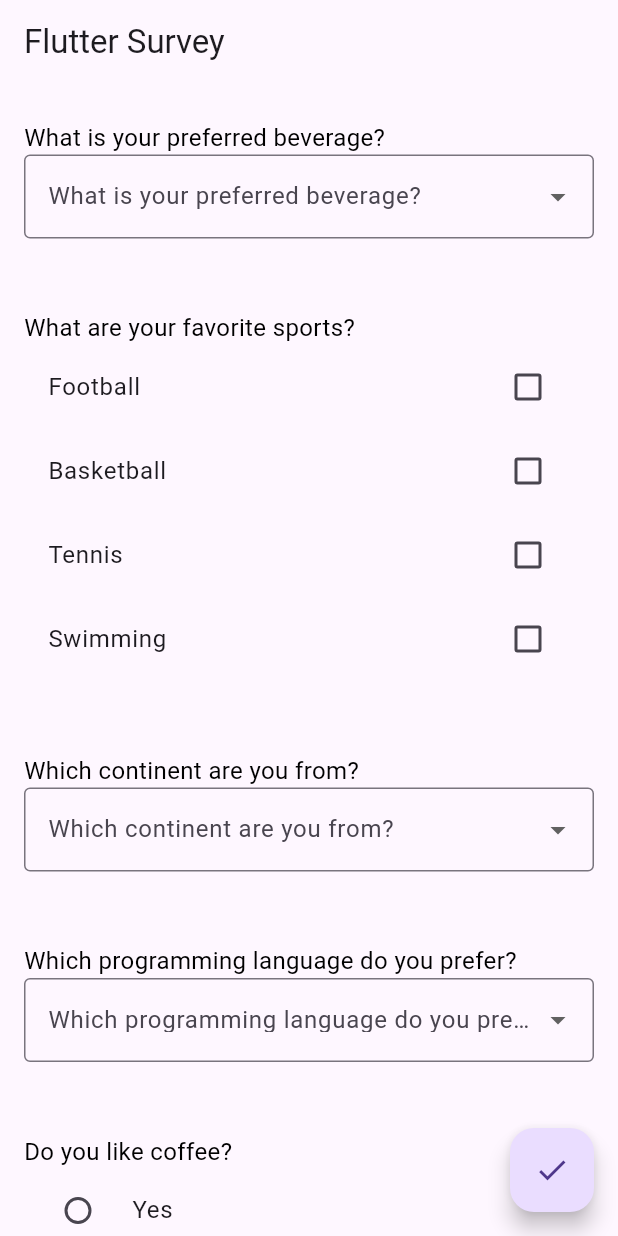
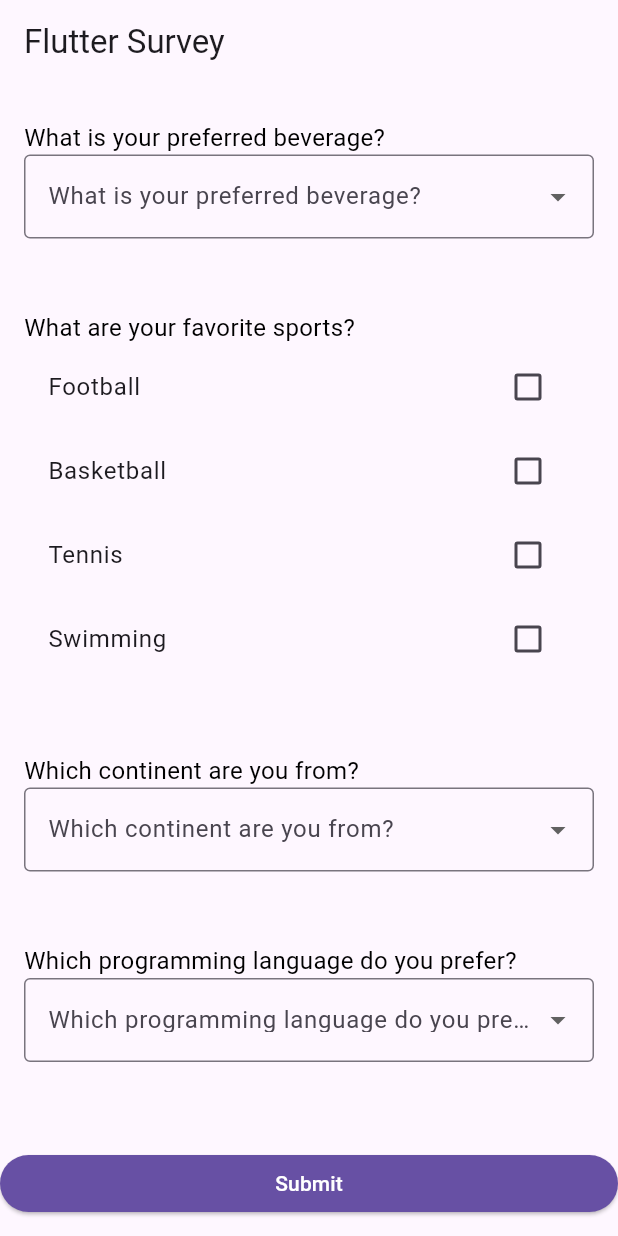
Before and after one commit to Frabbi727/dynami_survey, a Flutter app: the screen it shows after launch, on a phone screen of 412 x 824 dp. Run offline on Flutter 3.47's test engine with Material 3 defaults, Android fonts, the phone set to English and light mode, and no system bars.

Commit message:
take all the thing into a widget

```diff
--- a/lib/dynamic_question.dart
+++ b/lib/dynamic_question.dart
@@ -1,2 +1,2 @@
 export 'src/question_widget.dart';
-export 'src/model.dart';
+export 'src/question_model.dart';
--- a/lib/example/main.dart
+++ b/lib/example/main.dart
@@ -1,7 +1,7 @@
+import 'package:dynamic_question/src/question_model.dart';
 import 'package:dynamic_question/src/question_widget.dart';
 import 'package:flutter/material.dart';
 
-import '../src/model.dart';
 
 void main() {
   runApp(const MyApp());
@@ -45,90 +45,27 @@ class _MyHomePageState extends State<MyHomePage> {
       appBar: AppBar(
         title: Text(widget.title),
       ),
-      body: Form(
-        key: _formKey,
-        child: ListView.builder(
-          itemCount: _sampleQuestions.length,
-          itemBuilder: (context, index) {
-            return QuestionWidget(
-              question: _sampleQuestions[index],
-              onAnswerSelected: (answer) {
-                setState(() {
-                  answers.add(answer); // Collect answers with ID
-                });
-              },
-            );
-          },
-        ),
-      ),
-      floatingActionButton: FloatingActionButton(
-        onPressed: _validateAndSubmit,
-        child: Icon(Icons.check),
-      ),
+   body: QuestionForm(questions: sampleQuestions,),
     );
   }
 
-  void _validateAndSubmit() {
-    bool isValid = true;
 
-    // Validate if all mandatory questions have answers
-    for (var question in _sampleQuestions) {
-      if (question.isMandatory &&
-          !answers.any((element) => element["id"] == question.id)) {
-        isValid = false;
-        break;
-      }
-    }
 
-    if (isValid) {
-      // Show the collected answers along with the question object
-      showDialog(
-        context: context,
-        builder: (BuildContext context) {
-          return AlertDialog(
-            title: Text("Survey Completed"),
-            content: SingleChildScrollView(
-              child: Column(
-                children: answers.map((answer) {
-                  return Text(answer.toString());
-                }).toList(),
-              ),
-            ),
-            actions: [
-              TextButton(
-                onPressed: () {
-                  Navigator.of(context).pop();
-                  print(answers);
-                },
-                child: Text("OK"),
-              ),
-            ],
-          );
-        },
-      );
-    } else {
-      ScaffoldMessenger.of(context).showSnackBar(const SnackBar(
-        content: Text("Please answer all mandatory questions"),
-        backgroundColor: Colors.red,
-      ));
-    }
-  }
-
-  final List<Question> _sampleQuestions = [
+  final List<QuestionModel> sampleQuestions = [
     // Dropdown question with follow-ups
-    Question(
+    QuestionModel(
       id: 11,
       isMandatory: true,
       question: 'What is your preferred beverage?',
       dropdownOptions: ['Coffee', 'Tea', 'Juice', 'Water'],
       dropdownFollowUps: {
         'Coffee': [
-          Question(
+          QuestionModel(
             id: 12,
             question: 'What type of coffee do you prefer?',
             dropdownOptions: ['Espresso', 'Latte', 'Cappuccino'],
           ),
-          Question(
+          QuestionModel(
             id: 14,
             question: 'How often do you drink coffee?',
             singleChoice: false, // Multiple-choice
@@ -141,12 +78,12 @@ class _MyHomePageState extends State<MyHomePage> {
           ),
         ],
         'Tea': [
-          Question(
+          QuestionModel(
             id: 13,
             question: 'Which type of tea do you prefer?',
             dropdownOptions: ['Black', 'Green', 'Herbal'],
           ),
-          Question(
+          QuestionModel(
             id: 15,
             question: 'How do you take your tea?',
             singleChoice: false, // Multiple-choice
@@ -159,7 +96,7 @@ class _MyHomePageState extends State<MyHomePage> {
           ),
         ],
         'Juice': [
-          Question(
+          QuestionModel(
             id: 16,
             question: 'What flavors of juice do you like?',
             singleChoice: false, // Multiple-choice
@@ -172,7 +109,7 @@ class _MyHomePageState extends State<MyHomePage> {
           ),
         ],
         'Water': [
-          Question(
+          QuestionModel(
             id: 17,
             question: 'Do you prefer bottled or tap water?',
             singleChoice: true,
@@ -186,7 +123,7 @@ class _MyHomePageState extends State<MyHomePage> {
     ),
 
     // Multiple-choice with follow-up
-    Question(
+    QuestionModel(
       id: 18,
       question: 'What are your favorite sports?',
       singleChoice: false, // Multiple-choice
@@ -194,7 +131,7 @@ class _MyHomePageState extends State<MyHomePage> {
       answerChoices: {
         'Football': null,
         'Basketball': [
-          Question(
+          QuestionModel(
             id: 19,
             question: 'Which basketball team do you support?',
             isMandatory: true,
@@ -212,7 +149,7 @@ class _MyHomePageState extends State<MyHomePage> {
     ),
 
     // First dropdown question
-    Question(
+    QuestionModel(
       id: 20,
       question: 'Which continent are you from?',
       isMandatory: true,
@@ -220,7 +157,7 @@ class _MyHomePageState extends State<MyHomePage> {
     ),
 
     // Second dropdown question
-    Question(
+    QuestionModel(
       id: 21,
       question: 'Which programming language do you prefer?',
       isMandatory: true,
@@ -228,14 +165,14 @@ class _MyHomePageState extends State<MyHomePage> {
     ),
 
     // Single-choice question with follow-ups
-    Question(
+    QuestionModel(
       id: 1,
       question: 'Do you like coffee?',
       isMandatory: true,
       singleChoice: true,
       answerChoices: {
         "Yes": [
-          Question(
+          QuestionModel(
             id: 2,
             question: "Which coffee brands have you tried?",
             isMandatory: true,
@@ -244,20 +181,20 @@ class _MyHomePageState extends State<MyHomePage> {
               "Nestle": null,
               "Starbucks": null,
               "Coffee Day": [
-                Question(
+                QuestionModel(
                   id: 3,
                   question: "Did you enjoy Coffee Day?",
                   isMandatory: true,
                   answerChoices: {
                     "Yes": [
-                      Question(
+                      QuestionModel(
                         id: 4,
                         question: "Tell us why you like it",
                         isMandatory: true,
                       ),
                     ],
                     "No": [
-                      Question(
+                      QuestionModel(
                         id: 5,
                         question: "What didn't you like?",
                         isMandatory: true,
@@ -270,12 +207,12 @@ class _MyHomePageState extends State<MyHomePage> {
           ),
         ],
         "No": [
-          Question(
+          QuestionModel(
             id: 5,
             question: "Do you prefer tea?",
             answerChoices: {
               "Yes": [
-                Question(
+                QuestionModel(
                   id: 7,
                   question: "Which tea brands do you prefer?",
                   singleChoice: false, // Multiple-choice
@@ -294,14 +231,14 @@ class _MyHomePageState extends State<MyHomePage> {
     ),
 
     // Text input question
-    Question(
+    QuestionModel(
       id: 8,
       question: "Please describe your ideal beverage",
       isMandatory: true,
     ),
 
     // Multiple-choice question (no follow-ups)
-    Question(
+    QuestionModel(
       id: 9,
       question: "Which fruits do you like?",
       singleChoice: false, // Multiple-choice
@@ -315,7 +252,7 @@ class _MyHomePageState extends State<MyHomePage> {
     ),
 
     // Single-choice question (no follow-ups)
-    Question(
+    QuestionModel(
       id: 10,
       question: "Which age group do you belong to?",
       isMandatory: true,
--- a/lib/src/model.dart
+++ b/lib/src/question_model.dart
@@ -1,13 +1,13 @@
-class Question {
+class QuestionModel {
   final int id;
   final String question;
   final bool isMandatory;
   final bool singleChoice;
-  final Map<String, List<Question>?>? answerChoices;
+  final Map<String, List<QuestionModel>?>? answerChoices;
   final List<String>? dropdownOptions;
-  final Map<String, List<Question>?>? dropdownFollowUps; // Follow-up questions based on dropdown selection
+  final Map<String, List<QuestionModel>?>? dropdownFollowUps; // Follow-up questions based on dropdown selection
 
-  Question({
+  QuestionModel({
     required this.id,
     required this.question,
     this.isMandatory = false,
--- a/lib/src/question_widget.dart
+++ b/lib/src/question_widget.dart
@@ -1,8 +1,128 @@
+import 'package:dynamic_question/src/question_model.dart';
 import 'package:flutter/material.dart';
-import 'model.dart';
+
+class QuestionForm extends StatefulWidget {
+  final List<QuestionModel> questions;
+  final Color? buttonColor;
+  final String submitButtonText;
+  final Color? buttonTextColor;
+  final TextStyle? buttonTextStyle;
+  final EdgeInsetsGeometry? buttonPadding;
+  final Color? textColor;
+  final EdgeInsetsGeometry? padding;
+  final EdgeInsetsGeometry? margin;
+  final double? fontSize;
+  final Color? inputBorderColor;
+  final Color? radioButtonColor;
+  final Color? checkBoxColor;
+  final TextStyle? textFieldStyle;
+  final InputDecoration? textFieldDecoration;
+
+  QuestionForm({
+    required this.questions,
+    this.submitButtonText = 'Submit',
+    this.buttonColor,
+    this.buttonTextColor,
+    this.buttonTextStyle,
+    this.buttonPadding,
+    this.textColor,
+    this.padding,
+    this.margin,
+    this.fontSize,
+    this.inputBorderColor,
+    this.radioButtonColor,
+    this.checkBoxColor,
+    this.textFieldStyle,
+    this.textFieldDecoration,
+  });
+
+  @override
+  _QuestionFormState createState() => _QuestionFormState();
+}
+
+class _QuestionFormState extends State<QuestionForm> {
+  final _formKey = GlobalKey<FormState>();
+  final List<Map<String, dynamic>> _answers = [];
+
+  void _onAnswerSelected(Map<String, dynamic> answer) {
+    setState(() {
+      // If answer for this question ID already exists, update it
+      final index = _answers.indexWhere((element) => element['id'] == answer['id']);
+      if (index != -1) {
+        _answers[index] = answer;
+      } else {
+        _answers.add(answer);
+      }
+    });
+  }
+
+  void _submitForm() {
+    if (_formKey.currentState!.validate()) {
+      // Printing the answers in the log
+      for (var answer in _answers) {
+        print('Question ID: ${answer["id"]}, Answer: ${answer["answer"]}');
+      }
+    } else {
+      // Handle form validation errors
+      print('Form validation failed.');
+    }
+  }
+
+  @override
+  Widget build(BuildContext context) {
+    return Form(
+      key: _formKey,
+      child: Column(
+        children: [
+          Expanded(
+            child: ListView.builder(
+              itemCount: widget.questions.length,
+              itemBuilder: (context, index) {
+                return QuestionWidget(
+                  question: widget.questions[index],
+                  onAnswerSelected: _onAnswerSelected,
+                  textColor: widget.textColor,
+                  padding: widget.padding,
+                  margin: widget.margin,
+                  fontSize: widget.fontSize,
+                  inputBorderColor: widget.inputBorderColor,
+                  radioButtonColor: widget.radioButtonColor,
+                  checkBoxColor: widget.checkBoxColor,
+                  textFieldStyle: widget.textFieldStyle,
+                  textFieldDecoration: widget.textFieldDecoration,
+                );
+              },
+            ),
+          ),
+          Align(
+            alignment: Alignment.bottomCenter,
+            child: Container(
+              width: double.infinity,
+              height: 70,
+              padding: widget.buttonPadding ?? EdgeInsets.symmetric(vertical: 16.0),
+              child: ElevatedButton(
+                onPressed: _submitForm,
+                style: ElevatedButton.styleFrom(
+                  backgroundColor: widget.buttonColor ?? Theme.of(context).primaryColor,
+                ),
+                child: Text(
+                  widget.submitButtonText,
+                  style: widget.buttonTextStyle ??
+                      TextStyle(
+                        color: widget.buttonTextColor ?? Colors.white,
+                      ),
+                ),
+              ),
+            ),
+          ),
+        ],
+      ),
+    );
+  }
+}
 
 class QuestionWidget extends StatefulWidget {
-  final Question question;
+  final QuestionModel question;
   final ValueChanged<Map<String, dynamic>> onAnswerSelected;
   final Color? textColor;
   final EdgeInsetsGeometry? padding;
@@ -34,17 +154,15 @@ class QuestionWidget extends StatefulWidget {
 
 class _QuestionWidgetState extends State<QuestionWidget> {
   String? selectedAnswer;
-  List<Question>? followUpQuestions;
+  List<QuestionModel>? followUpQuestions;
   Map<String, bool> multiChoiceAnswers = {};
-  final _formKey = GlobalKey<FormState>();
   final TextEditingController textController = TextEditingController();
   String? selectedDropdownValue;
-  List<Question>? dropdownFollowUps;
+  List<QuestionModel>? dropdownFollowUps;
 
   @override
   void initState() {
     super.initState();
-    // Initialize multiChoiceAnswers if the question has multiple choice answers
     if (!widget.question.singleChoice && widget.question.answerChoices != null) {
       multiChoiceAnswers = Map.fromIterable(
         widget.question.answerChoices!.keys,
@@ -70,16 +188,14 @@ class _QuestionWidgetState extends State<QuestionWidget> {
             ),
           ),
           _buildAnswerInput(widget.question),
-          if (followUpQuestions != null && followUpQuestions!.isNotEmpty)
-            ..._buildFollowUpQuestions(),
-          if (dropdownFollowUps != null && dropdownFollowUps!.isNotEmpty)
-            ..._buildDropdownFollowUps(),
+          if (followUpQuestions != null && followUpQuestions!.isNotEmpty) ..._buildFollowUpQuestions(),
+          if (dropdownFollowUps != null && dropdownFollowUps!.isNotEmpty) ..._buildDropdownFollowUps(),
         ],
       ),
     );
   }
 
-  Widget _buildAnswerInput(Question question) {
+  Widget _buildAnswerInput(QuestionModel question) {
     if (question.dropdownOptions != null && question.dropdownOptions!.isNotEmpty) {
       return _buildDropdown(question);
     } else if (question.answerChoices != null && question.answerChoices!.isNotEmpty) {
@@ -87,11 +203,11 @@ class _QuestionWidgetState extends State<QuestionWidget> {
           ? Column(children: _buildSingleChoiceAnswers(question))
           : Column(children: _buildMultipleChoiceAnswers(question));
     } else {
-      return _buildTextInput(); // Text input for open-ended questions
+      return _buildTextInput();
     }
   }
 
-  Widget _buildDropdown(Question question) {
+  Widget _buildDropdown(QuestionModel question) {
     return DropdownButtonFormField<String>(
       value: selectedDropdownValue,
       decoration: InputDecoration(
@@ -120,7 +236,7 @@ class _QuestionWidgetState extends State<QuestionWidget> {
     );
   }
 
-  List<Widget> _buildSingleChoiceAnswers(Question question) {
+  List<Widget> _buildSingleChoiceAnswers(QuestionModel question) {
     return question.answerChoices?.keys.map((answer) {
       return RadioListTile<String>(
         title: Text(answer),
@@ -142,7 +258,7 @@ class _QuestionWidgetState extends State<QuestionWidget> {
     }).toList() ?? [];
   }
 
-  List<Widget> _buildMultipleChoiceAnswers(Question question) {
+  List<Widget> _buildMultipleChoiceAnswers(QuestionModel question) {
     return question.answerChoices?.keys.map((answer) {
       return CheckboxListTile(
         title: Text(answer),
@@ -150,8 +266,6 @@ class _QuestionWidgetState extends State<QuestionWidget> {
         onChanged: (bool? value) {
           setState(() {
             multiChoiceAnswers[answer] = value ?? false;
-
-            // Aggregate follow-up questions from all selected answers
             followUpQuestions = [];
             multiChoiceAnswers.forEach((key, isSelected) {
               if (isSelected) {
@@ -171,9 +285,7 @@ class _QuestionWidgetState extends State<QuestionWidget> {
   }
 
   Widget _buildTextInput() {
-    return Form(
-      key: _formKey,
-      child: TextFormField(
+    return TextFormField(
       controller: textController,
       style: widget.textFieldStyle ?? TextStyle(color: Colors.black),
       decoration: widget.textFieldDecoration ?? InputDecoration(
@@ -197,7 +309,6 @@ class _QuestionWidgetState extends State<QuestionWidget> {
         }
         return null;
       },
-      ),
     );
   }
 
```
Lines whose indentation alone changed are shown as unchanged.
